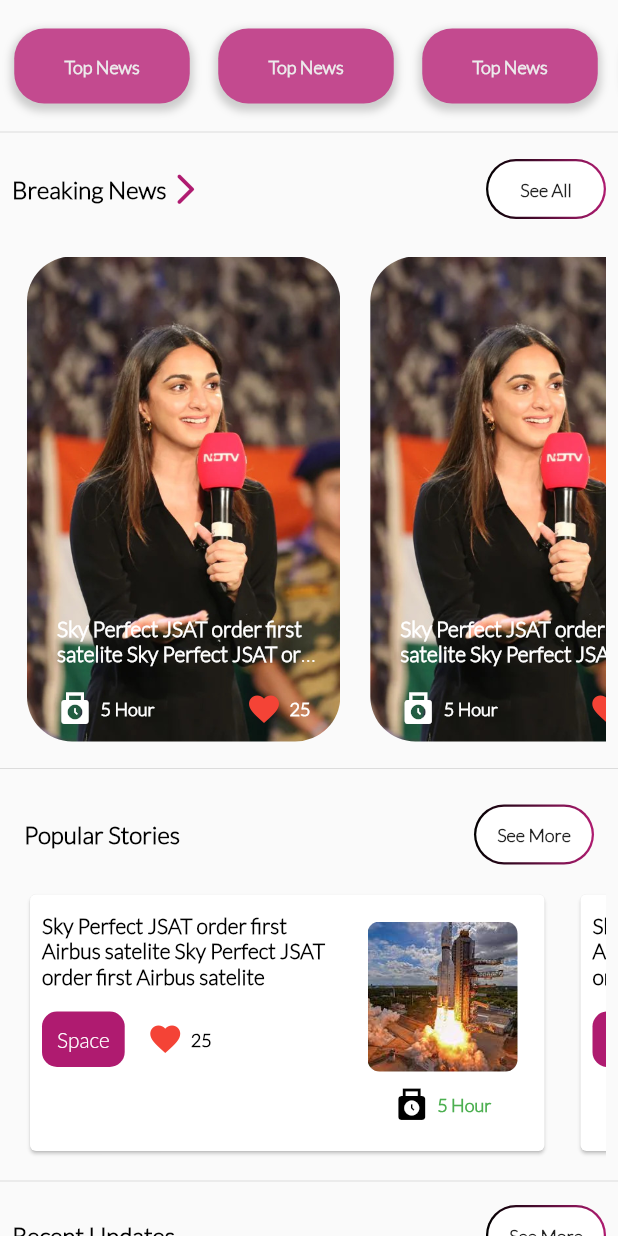
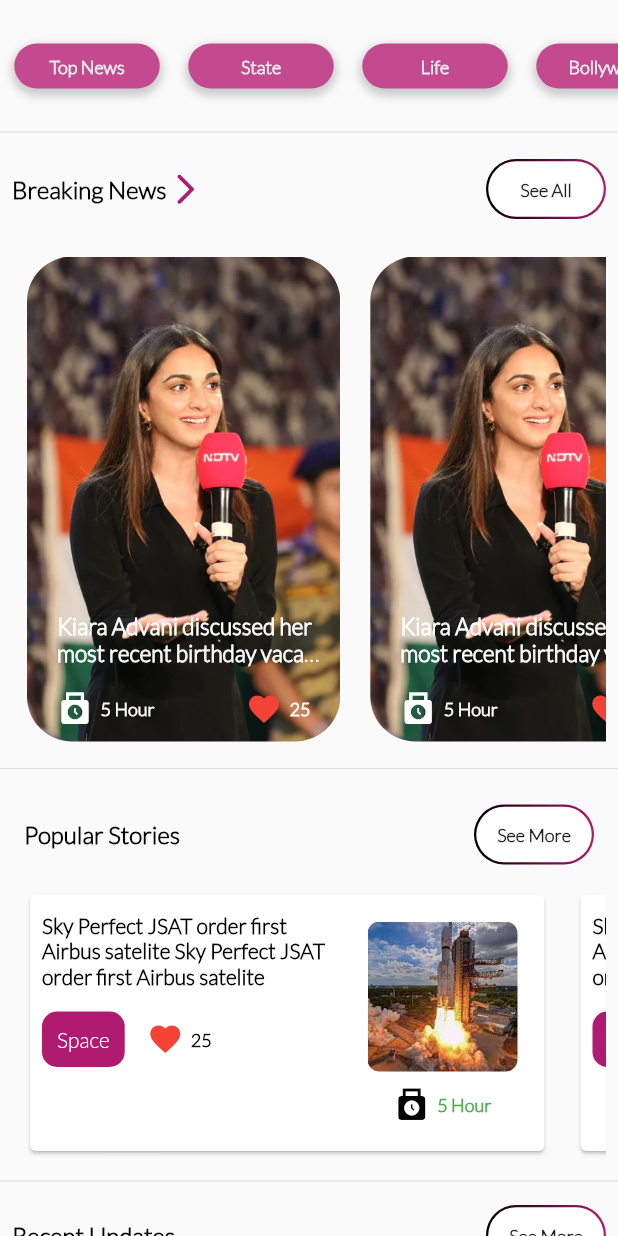
Before and after one commit to khushboo-taneja95/newsappflutter, a Flutter app: the HomeScreen screen opened directly, on a phone screen of 412 x 824 dp. Run offline on Flutter 3.47's test engine with Material 2 defaults, Android fonts, the phone set to English and light mode, and no system bars; network calls fail.

Commit message:
dynamic catogery

```diff
--- a/lib/screens/home/home_navigations.dart
+++ b/lib/screens/home/home_navigations.dart
@@ -59,7 +59,7 @@ class _HomeNavigationState extends State<HomeNavigation> {
           mainAxisAlignment: MainAxisAlignment.center,
           children: [
             Image.asset(
-                'assets/logowithback.png',
+                'assets/logo.png',
                 height: 50,
                 width: 150,
             )
--- a/lib/screens/home/home_screen.dart
+++ b/lib/screens/home/home_screen.dart
@@ -9,6 +9,18 @@ class HomeScreen extends StatefulWidget {
 }
 
 class _HomeScreenState extends State<HomeScreen> {
+  List<String> topCat = [
+    "Top News",
+    "State",
+    "Life",
+    "Bollywood",
+    "Cricket",
+    "Women",
+    "Country",
+    "Carrier",
+    "Original",
+    "Utility"
+  ];
   @override
   void initState() {
     super.initState();
@@ -41,10 +53,10 @@ class _HomeScreenState extends State<HomeScreen> {
         SizedBox(
           height: 80,
           child: ListView.builder(
-            itemCount: 10,
+            itemCount: topCat.length,
             scrollDirection: Axis.horizontal,
             itemBuilder: (context, index) {
-              return categoriesTopSlider();
+              return categoriesTopSlider(topCat[index].toString());
             },
           ),
         ),
@@ -52,18 +64,18 @@ class _HomeScreenState extends State<HomeScreen> {
     );
   }
 
-  Widget categoriesTopSlider() {
+  Widget categoriesTopSlider(String topCat) {
     return Padding(
       padding: const EdgeInsets.only(top: 8, right: 8, left: 8),
       child: SizedBox(
-        width: 120,
+        width: 100,
         child: Column(
           mainAxisAlignment: MainAxisAlignment.center,
           children: [
             Padding(
               padding: const EdgeInsets.all(1.5),
               child: Container(
-                height: 50,
+                height: 30,
                 decoration: BoxDecoration(
                   gradient: const LinearGradient(
                     colors: [
@@ -86,9 +98,9 @@ class _HomeScreenState extends State<HomeScreen> {
                   ],
                 ),
                 // color: Colors.red,
-                child: const Center(
+                child:   Center(
                   child: Text(
-                    'Top News',
+                    topCat,
                     style: TextStyle(
                         fontWeight: FontWeight.bold,
                         fontSize: 12,
@@ -209,11 +221,11 @@ class _HomeScreenState extends State<HomeScreen> {
               child: Align(
                   alignment: Alignment.topLeft,
                   child: Text(
-                    "Sky Perfect JSAT order first satelite Sky Perfect JSAT order first Airbus satelite",
+                    "Kiara Advani discussed her most recent birthday vacation with her husband, actor Siddharth Malhotra. Sid and Kiara were spotted taking a vacation in Italy's Amalfi Coast.",
                     maxLines: 2,
                     overflow: TextOverflow.ellipsis,
                     style: TextStyle(
-                      fontSize: 14,
+                      fontSize: 15,
                       color: Colors.white,
                       fontWeight: FontWeight.bold,
                     ),
--- a/pubspec.yaml
+++ b/pubspec.yaml
@@ -35,7 +35,7 @@ dependencies:
   # The following adds the Cupertino Icons font to your application.
   # Use with the CupertinoIcons class for iOS style icons.
   cupertino_icons: ^1.0.2
-
+  package_info_plus: ^4.1.0
 dev_dependencies:
   flutter_test:
     sdk: flutter
```
Also changed, not shown: lib/generated/assets.dart, pubspec.lock, 1 other file.
